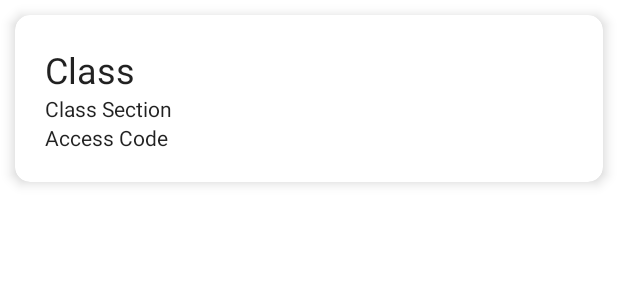
After one commit to meriflor/ThesisQuizApp, an Android app: the layout class_item.xml on its own in the app's theme, with its tools: preview values and no code run, on a phone screen of 412 x 824 dp. The commit adds this screen. Shown: the top 300 px of the screen. Run offline under Robolectric (Android 15) with nearby library versions, the phone set to English and light mode, and no system bars.

Commit message:
adding class recycler view 7 love

```diff
--- a/app/build.gradle
+++ b/app/build.gradle
@@ -38,6 +38,7 @@ dependencies {
     implementation 'androidx.constraintlayout:constraintlayout:2.1.3'
     implementation 'com.google.firebase:firebase-firestore:24.1.0'
     implementation 'com.google.firebase:firebase-auth:21.0.3'
+    implementation 'com.firebaseui:firebase-ui-firestore:4.3.1'
     implementation 'androidx.lifecycle:lifecycle-livedata-ktx:2.4.1'
     implementation 'androidx.lifecycle:lifecycle-viewmodel-ktx:2.4.1'
     implementation 'androidx.navigation:navigation-fragment:2.4.1'
--- /dev/null
+++ b/app/src/main/res/layout/class_item.xml
@@ -0,0 +1,50 @@
+<?xml version="1.0" encoding="utf-8"?>
+<androidx.cardview.widget.CardView xmlns:android="http://schemas.android.com/apk/res/android"
+    android:layout_width="match_parent"
+    android:layout_height="wrap_content"
+    xmlns:app="http://schemas.android.com/apk/res-auto"
+    android:layout_marginTop="10dp"
+    android:layout_marginHorizontal="10dp"
+    app:cardCornerRadius="10dp"
+    app:cardElevation="5dp">
+
+    <RelativeLayout
+        android:layout_width="match_parent"
+        android:layout_height="wrap_content"
+        android:padding="20dp">
+
+        <TextView
+            android:id="@+id/tv_class_name"
+            android:layout_width="match_parent"
+            android:layout_height="wrap_content"
+            android:layout_alignParentStart="true"
+            android:ellipsize="end"
+            android:maxLines="1"
+            android:text="Class"
+            android:textAppearance="@style/TextAppearance.AppCompat.Headline" />
+
+        <TextView
+            android:id="@+id/tv_class_section"
+            android:layout_width="match_parent"
+            android:layout_height="wrap_content"
+            android:layout_below="@id/tv_class_name"
+            android:layout_alignParentStart="true"
+            android:ellipsize="end"
+            android:maxLines="1"
+            android:text="Class Section"
+            android:textAppearance="@style/TextAppearance.AppCompat.Body1" />
+
+        <TextView
+            android:id="@+id/tv_access_code"
+            android:layout_width="match_parent"
+            android:layout_height="wrap_content"
+            android:layout_below="@id/tv_class_section"
+            android:layout_alignParentStart="true"
+            android:ellipsize="end"
+            android:maxLines="1"
+            android:text="Access Code"
+            android:textAppearance="@style/TextAppearance.AppCompat.Body1" />
+
+    </RelativeLayout>
+
+</androidx.cardview.widget.CardView>
--- a/app/src/main/res/layout/pop_up_window_join.xml
+++ b/app/src/main/res/layout/pop_up_window_join.xml
@@ -3,7 +3,8 @@
     xmlns:app="http://schemas.android.com/apk/res-auto"
     xmlns:tools="http://schemas.android.com/tools"
     android:layout_width="match_parent"
-    android:layout_height="match_parent">
+    android:layout_height="match_parent"
+    android:layout_margin="20dp">
 
     <ImageView
         android:id="@+id/classes_image"
@@ -21,7 +22,6 @@
         android:id="@+id/et_class_code"
         android:layout_width="match_parent"
         android:layout_height="wrap_content"
-        android:layout_marginHorizontal="20dp"
         android:backgroundTint="@color/darkBlueGreen"
         android:hint="Code"
         android:singleLine="true"
@@ -30,6 +30,7 @@
         android:textSize="16sp"
         app:layout_constraintBottom_toTopOf="@+id/btn_join"
         app:layout_constraintEnd_toEndOf="parent"
+        app:layout_constraintStart_toStartOf="parent"
         app:layout_constraintTop_toBottomOf="@+id/classes_image" />
 
     <Button
@@ -42,6 +43,7 @@
         android:textSize="15sp"
         app:layout_constraintBottom_toBottomOf="parent"
         app:layout_constraintStart_toStartOf="parent"
+        app:layout_constraintEnd_toStartOf="@id/btn_cancel"
         app:layout_constraintTop_toBottomOf="@+id/et_class_code" />
 
     <Button
```
Also changed, not shown: app/src/main/java/com/trialProjects/test100/Classes.java (added, +28 -0 lines), app/src/main/java/com/trialProjects/test100/ClassesAdapter.java (added, +47 -0 lines), app/src/main/java/com/trialProjects/test100/DbQuery.java (+3 -7 lines), app/src/main/java/com/trialProjects/test100/FragmentClasses_Teacher.java (+47 -10 lines), app/src/main/res/layout/fragment_classes_teacher.xml (+9 -4 lines).
